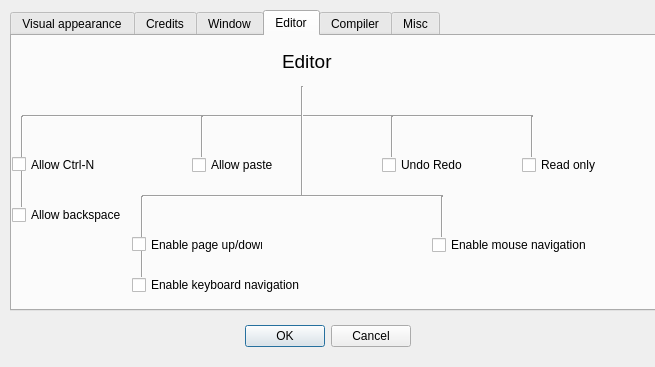
Before: the Qt Designer form shopdialog.ui in ppershing/ksp-editor, drawn with Qt 5.
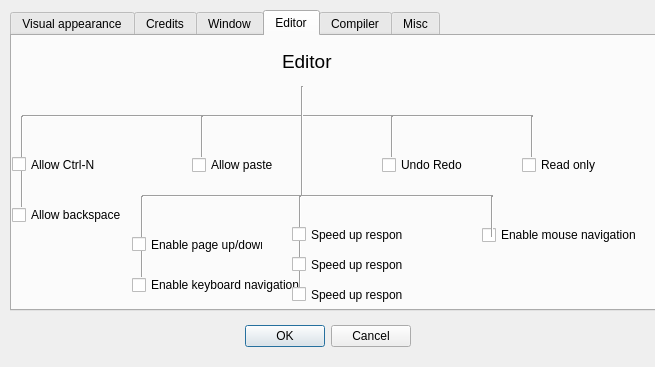
After: the same form once the commit is applied. The open tabs and pages were chosen to show the change.

```diff
--- a/shopdialog.ui
+++ b/shopdialog.ui
@@ -615,8 +615,8 @@
     <widget class="QCheckBox" name="checkBoxMouseNavigation">
      <property name="geometry">
       <rect>
-       <x>420</x>
-       <y>200</y>
+       <x>470</x>
+       <y>190</y>
        <width>181</width>
        <height>18</height>
       </rect>
@@ -726,7 +726,7 @@
       <rect>
        <x>130</x>
        <y>150</y>
-       <width>301</width>
+       <width>351</width>
        <height>20</height>
       </rect>
      </property>
@@ -802,7 +802,7 @@
     <widget class="Line" name="line_46">
      <property name="geometry">
       <rect>
-       <x>420</x>
+       <x>470</x>
        <y>160</y>
        <width>20</width>
        <height>41</height>
@@ -838,6 +838,58 @@
       <string>Allow Ctrl-N</string>
      </property>
     </widget>
+    <widget class="Line" name="line_28">
+     <property name="geometry">
+      <rect>
+       <x>280</x>
+       <y>160</y>
+       <width>16</width>
+       <height>101</height>
+      </rect>
+     </property>
+     <property name="orientation">
+      <enum>Qt::Vertical</enum>
+     </property>
+    </widget>
+    <widget class="QCheckBox" name="checkBoxDelay1">
+     <property name="geometry">
+      <rect>
+       <x>280</x>
+       <y>190</y>
+       <width>111</width>
+       <height>17</height>
+      </rect>
+     </property>
+     <property name="text">
+      <string>Speed up response</string>
+     </property>
+    </widget>
+    <widget class="QCheckBox" name="checkBoxDelay2">
+     <property name="geometry">
+      <rect>
+       <x>280</x>
+       <y>220</y>
+       <width>111</width>
+       <height>17</height>
+      </rect>
+     </property>
+     <property name="text">
+      <string>Speed up response</string>
+     </property>
+    </widget>
+    <widget class="QCheckBox" name="checkBoxDelay3">
+     <property name="geometry">
+      <rect>
+       <x>280</x>
+       <y>250</y>
+       <width>111</width>
+       <height>17</height>
+      </rect>
+     </property>
+     <property name="text">
+      <string>Speed up response</string>
+     </property>
+    </widget>
    </widget>
    <widget class="QWidget" name="tab_7">
     <attribute name="title">
```
Left out of the diff: 2 changed lines with no effect on the pictures.
